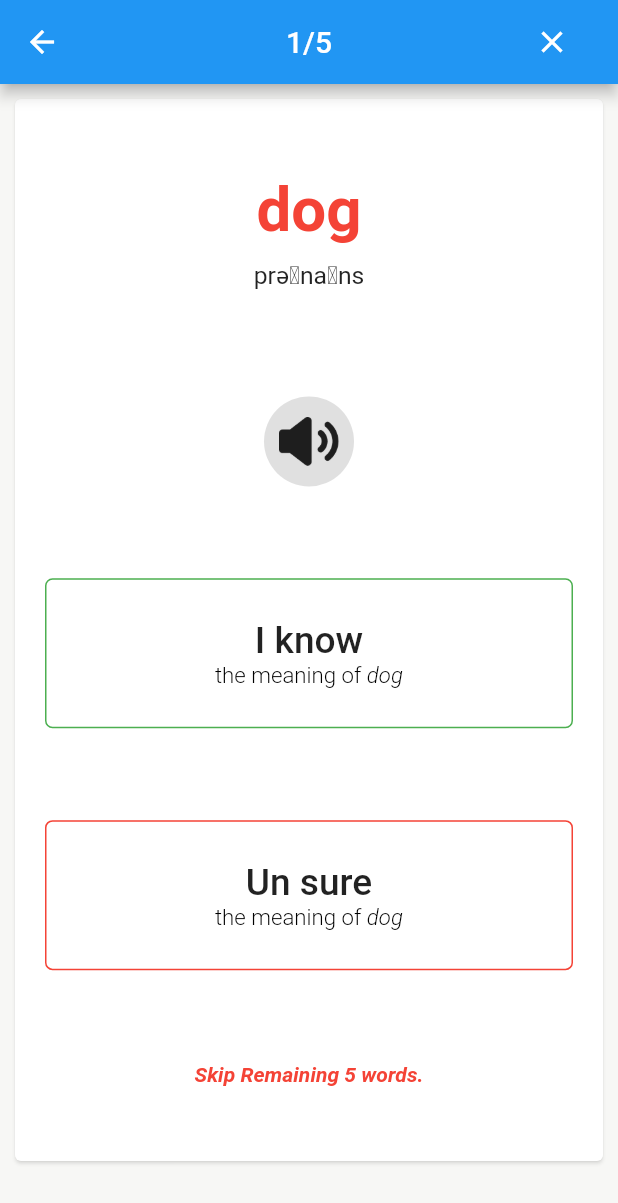
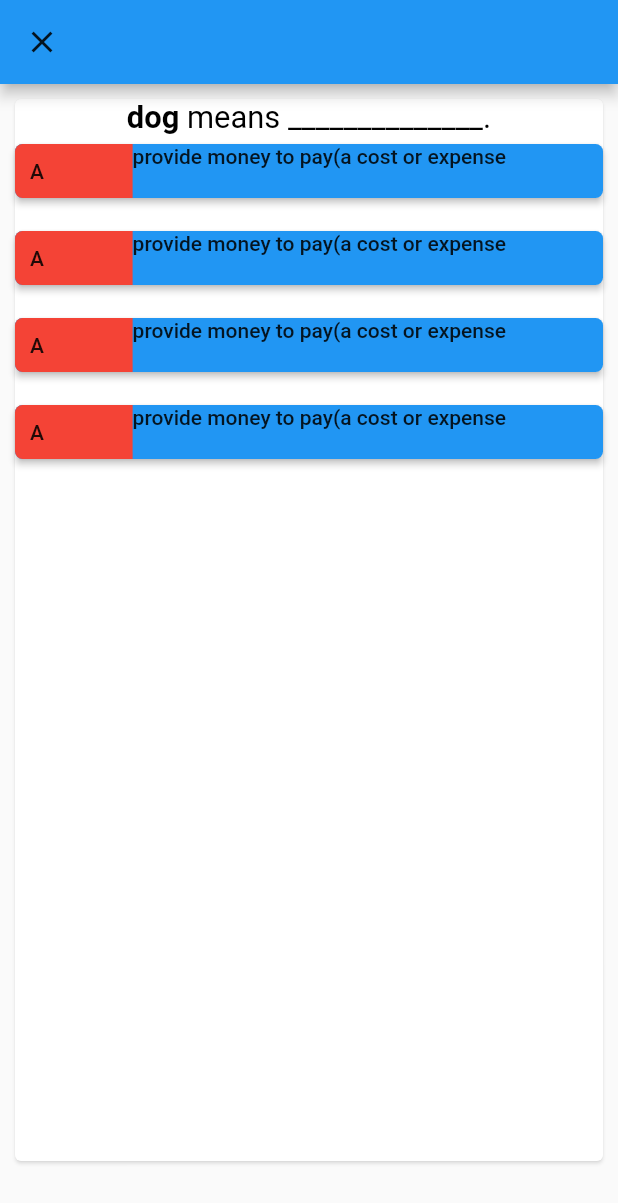
Before and after one commit to truonganhhoang/INT3120-2-2020, a Flutter app: the SelectionScreen screen opened directly, after a tap on "I know", on a phone screen of 412 x 824 dp. Shown: the top 1203 px of the screen. Run offline on Flutter 3.47's test engine with Material 2 defaults, Android fonts, the phone set to English and light mode, and no system bars; our stand-ins replace assets_audio_player, carousel_slider, device_preview, firebase_auth, firebase_core, firebase_database and 8 more; missing offline and left inert: flutter_dialogflow; accounts and stored records are empty.

Commit message:
Fix database local + Selection Screen

```diff
--- a/15/word_up_application/lib/favorite_screen/favorite_words_screen.dart
+++ b/15/word_up_application/lib/favorite_screen/favorite_words_screen.dart
@@ -25,7 +25,7 @@ class FavoriteWordsScreen extends StatefulWidget {
   State<StatefulWidget> createState() => _FavoriteWordsScreenState();
 }
 
-DatabaseHelper dbHelper = DatabaseHelper.instance;
+DatabaseLocalHelper dbHelper = DatabaseLocalHelper.instance;
 List<Word> wordsToLearn = new List();
 List<Word> wordsKnew = new List();
 final assetsAudioPlayer = AssetsAudioPlayer();
--- a/15/word_up_application/lib/local_database/database_local_helper.dart
+++ b/15/word_up_application/lib/local_database/database_local_helper.dart
@@ -6,7 +6,7 @@ import 'package:path/path.dart';
 import 'dart:developer';
 import '../word.dart';
 
-class DatabaseHelper {
+class DatabaseLocalHelper {
   static final _databaseName = 'WordUpDB2020.db';
   static final _databaseVersion = 1;
   static final tableWord = 'word';
@@ -36,8 +36,8 @@ class DatabaseHelper {
   static final columnReviewDay = 'review_day';
 
   // Contructor
-  DatabaseHelper._privateConstructor();
-  static final DatabaseHelper instance = DatabaseHelper._privateConstructor();
+  DatabaseLocalHelper._privateConstructor();
+  static final DatabaseLocalHelper instance = DatabaseLocalHelper._privateConstructor();
 
   static Database _database;
   Future<Database> get database async {
@@ -156,9 +156,6 @@ class DatabaseHelper {
       words.add(Word.fromMapObject(resultMapList[i]));
       words[i].examples = await getExamplesWithId(words[i].id);
     }
-    for (int i = 0; i < words.length; i++) {
-      words[i].printThisWord();
-    }
     return words;
   }
 
--- a/15/word_up_application/lib/main.dart
+++ b/15/word_up_application/lib/main.dart
@@ -75,12 +75,11 @@ class MyApp extends StatelessWidget {
             // default app
             return MaterialApp(
               debugShowCheckedModeBanner: false,
-              title: 'Flutter Demo',
               theme: ThemeData(
                 primarySwatch: Colors.blue,
                 visualDensity: VisualDensity.adaptivePlatformDensity,
               ),
-              home: Home(),
+              home: SelectionScreen(),
             );
           }
         });
--- a/15/word_up_application/lib/selection_screen/finish_selection_screen.dart
+++ b/15/word_up_application/lib/selection_screen/finish_selection_screen.dart
@@ -2,7 +2,6 @@ import 'package:flutter/cupertino.dart';
 import 'package:flutter/material.dart';
 import 'package:page_transition/page_transition.dart';
 import 'package:word_up_application/home/home_screen.dart';
-import 'package:word_up_application/main.dart';
 import 'package:word_up_application/size_config.dart';
 import 'package:word_up_application/selection_screen/selection_screen.dart';
 
--- a/15/word_up_application/lib/selection_screen/selection_screen.dart
+++ b/15/word_up_application/lib/selection_screen/selection_screen.dart
@@ -1,6 +1,8 @@
 import 'package:flutter/material.dart';
 import 'package:hexcolor/hexcolor.dart';
 import 'package:sqflite/utils/utils.dart';
+import 'package:word_up_application/favorite_screen/favorite_words_screen.dart';
+import 'package:word_up_application/selection_screen/finish_selection_screen.dart';
 import 'package:word_up_application/selection_screen/word_selection_bar.dart';
 import 'package:word_up_application/size_config.dart';
 import 'package:word_up_application/word.dart';
@@ -10,8 +12,8 @@ class SelectionScreen extends StatefulWidget {
     new Word(id: 1, word: 'dog', pronounceUK: 'prəˈnaʊns'),
     new Word(id: 2, word: 'cat', pronounceUK: 'prəˈnaʊns'),
     new Word(id: 3, word: 'bear', pronounceUK: 'prəˈnaʊns'),
-    new Word(id: 4, word: 'pig'),
-    new Word(id: 5, word: 'bee')
+    new Word(id: 4, word: 'pig', pronounceUK: 'prəˈnaʊns'),
+    new Word(id: 5, word: 'bee', pronounceUK: 'prəˈnaʊns')
   ];
 
   @override
@@ -20,19 +22,31 @@ class SelectionScreen extends StatefulWidget {
 
 class _SelectionScreenState extends State<SelectionScreen> {
   int index;
-  int numberWords ;
+  int numberWords;
+  bool isTesting;
+
   @override
   void initState() {
     index = 0;
+    isTesting = false;
     super.initState();
+  }
+
+  @override
+  void setState(fn) {
+    super.setState(fn);
   }
 
   @override
   Widget build(BuildContext context) {
     numberWords = widget.listWordToSelect.length;
-    return Scaffold(
+    if (index >= numberWords) index--;
+    return isTesting
+        ? _testScreen(widget.listWordToSelect[index])
+        : Scaffold(
             appBar: AppBar(
-        title: Text((index + 1).toString() + '/' + numberWords.toString()),
+              title:
+                  Text((index + 1).toString() + '/' + numberWords.toString()),
               centerTitle: true,
               actions: <Widget>[
                 FlatButton(
@@ -68,11 +82,11 @@ class _SelectionScreenState extends State<SelectionScreen> {
                           ),
                           Padding(
                               padding: EdgeInsets.all(10),
-                        child: Text(widget.listWordToSelect[index].pronounceUK,
+                              child: Text(
+                                widget.listWordToSelect[index].pronounceUK,
                                 style: TextStyle(
-                          fontSize: 2 * SizeConfig.heightMultiplier
-                        ),)
-                    ),
+                                    fontSize: 2 * SizeConfig.heightMultiplier),
+                              )),
                         ],
                       ),
                     ),
@@ -97,7 +111,11 @@ class _SelectionScreenState extends State<SelectionScreen> {
                         padding: EdgeInsets.all(0),
                         shape: RoundedRectangleBorder(
                             borderRadius: BorderRadius.circular(5)),
-                  onPressed: () {},
+                        onPressed: () {
+                          setState(() {
+                            isTesting = true;
+                          });
+                        },
                         child: Container(
                             alignment: Alignment.center,
                             height: 100,
@@ -118,12 +136,17 @@ class _SelectionScreenState extends State<SelectionScreen> {
                                 RichText(
                                   text: TextSpan(
                                     text: 'the meaning of ',
-                              style: TextStyle(fontSize: 1.8 * SizeConfig.heightMultiplier, color: Colors.black,
+                                    style: TextStyle(
+                                        fontSize:
+                                            1.8 * SizeConfig.heightMultiplier,
+                                        color: Colors.black,
                                         fontWeight: FontWeight.w300),
                                     children: <TextSpan>[
-                                TextSpan(text: widget.listWordToSelect[index].word, style: TextStyle(
-                                    fontStyle: FontStyle.italic
-                                )),
+                                      TextSpan(
+                                          text: widget
+                                              .listWordToSelect[index].word,
+                                          style: TextStyle(
+                                              fontStyle: FontStyle.italic)),
                                     ],
                                   ),
                                 )
@@ -162,12 +185,17 @@ class _SelectionScreenState extends State<SelectionScreen> {
                                 RichText(
                                   text: TextSpan(
                                     text: 'the meaning of ',
-                              style: TextStyle(fontSize: 1.8 * SizeConfig.heightMultiplier, color: Colors.black,
+                                    style: TextStyle(
+                                        fontSize:
+                                            1.8 * SizeConfig.heightMultiplier,
+                                        color: Colors.black,
                                         fontWeight: FontWeight.w300),
                                     children: <TextSpan>[
-                                TextSpan(text: widget.listWordToSelect[index].word, style: TextStyle(
-                                  fontStyle: FontStyle.italic
-                                )),
+                                      TextSpan(
+                                          text: widget
+                                              .listWordToSelect[index].word,
+                                          style: TextStyle(
+                                              fontStyle: FontStyle.italic)),
                                     ],
                                   ),
                                 )
@@ -178,7 +206,9 @@ class _SelectionScreenState extends State<SelectionScreen> {
                     Container(
                       margin: EdgeInsets.only(bottom: 50),
                       child: Text(
-                  'Skip Remaining ' + (numberWords - index).toString() + ' words.',
+                        'Skip Remaining ' +
+                            (numberWords - index).toString() +
+                            ' words.',
                         style: TextStyle(
                             color: Colors.red,
                             fontWeight: FontWeight.bold,
@@ -192,9 +222,112 @@ class _SelectionScreenState extends State<SelectionScreen> {
           );
   }
 
-  void userIsUnSure(){
+  void userIsUnSure() {
+    if (index == numberWords - 1) {
+      finishSelect();
+    }
     setState(() {
       index++;
     });
   }
+
+  void finishSelect() {
+    Navigator.push(
+      context,
+      MaterialPageRoute(builder: (context) => FinishSelectionScreen()),
+    );
   }
+
+  Widget _testScreen(Word word) {
+    return Scaffold(
+        appBar: AppBar(
+          leading: FlatButton(
+            onPressed: () {
+              setState(() {
+                isTesting = false;
+              });
+            },
+            child: Icon(Icons.close),
+          ),
+        ),
+        body: Card(
+          shadowColor: Colors.black54,
+          margin: EdgeInsets.only(left: 10, right: 10, top: 10, bottom: 50),
+          color: Colors.white,
+          child: Container(
+            child: Column(
+              children: [
+                Container(
+                    child: RichText(
+                  text: TextSpan(
+                    text: word.word,
+                    style: TextStyle(
+                        fontSize: 2.5 * SizeConfig.heightMultiplier,
+                        color: Colors.black,
+                        fontWeight: FontWeight.bold),
+                    children: <TextSpan>[
+                      TextSpan(
+                          text: ' means ______________.',
+                          style: TextStyle(fontWeight: FontWeight.normal)),
+                    ],
+                  ),
+                )),
+                _answerBox(),
+                SizedBox(
+                  height: 10,
+                ),
+                _answerBox(),
+                SizedBox(
+                  height: 10,
+                ),
+                _answerBox(),
+                SizedBox(
+                  height: 10,
+                ),
+                _answerBox(),
+              ],
+            ),
+          ),
+        ));
+  }
+
+  Widget _answerBox() {
+    return RaisedButton(
+      padding: EdgeInsets.all(0),
+      shape: RoundedRectangleBorder(borderRadius: BorderRadius.circular(5)),
+      onPressed: () {},
+      child: Container(
+        decoration: BoxDecoration(
+          color: Colors.blue,
+          borderRadius: BorderRadius.circular(5),
+        ),
+        padding: EdgeInsets.all(0),
+        child: IntrinsicHeight(
+          child: Row(
+            crossAxisAlignment: CrossAxisAlignment.stretch,
+            children: [
+              Expanded(
+                flex: 1,
+                child: Container(
+                  decoration: BoxDecoration(
+                    borderRadius: BorderRadius.only(
+                        bottomLeft: Radius.circular(5),
+                        topLeft: Radius.circular(5)),
+                    color: Colors.red,
+                  ),
+                  padding: EdgeInsets.all(10),
+                  width: 50,
+                  child: Text('A'),
+                ),
+              ),
+              Expanded(
+                flex: 4,
+                child: Text('provide money to pay(a cost or expense'),
+              ),
+            ],
+          ),
+        ),
+      ),
+    );
+  }
+}
--- a/15/word_up_application/lib/services/auth_service.dart
+++ b/15/word_up_application/lib/services/auth_service.dart
@@ -15,9 +15,7 @@ class AuthService{
   AuthService._internal();
 
   Future<String> signInWithGoogle() async {
-    print('Sign');
     final GoogleSignInAccount googleSignInAccount = await googleSignIn.signIn();
-    print('SingXX');
     final GoogleSignInAuthentication googleSignInAuthentication = await googleSignInAccount.authentication;
 
     final AuthCredential credential = GoogleAuthProvider.credential(
--- a/15/word_up_application/lib/user_profile_screen/user_profile_screen.dart
+++ b/15/word_up_application/lib/user_profile_screen/user_profile_screen.dart
@@ -12,7 +12,7 @@ class UserProfileScreen extends StatefulWidget {
   State<StatefulWidget> createState() => _UserProfileScreen();
 }
 
-DatabaseHelper dbHelper = DatabaseHelper.instance;
+DatabaseLocalHelper dbHelper = DatabaseLocalHelper.instance;
 int numberOfKnewWords;
 int numberOfToLearnWords;
 
```
Also changed, not shown: 15/word_up_application/lib/services/authentication_screen.dart (+132 -20 lines), 15/word_up_application/lib/study_home_screen/study_home_screen.dart (+21 -16 lines), 15/word_up_application/assets/sprites/GoogleIcon.png (added), 15/word_up_application/assets/sprites/facebookIcon.png (added). Lines whose indentation alone changed are shown as unchanged.
